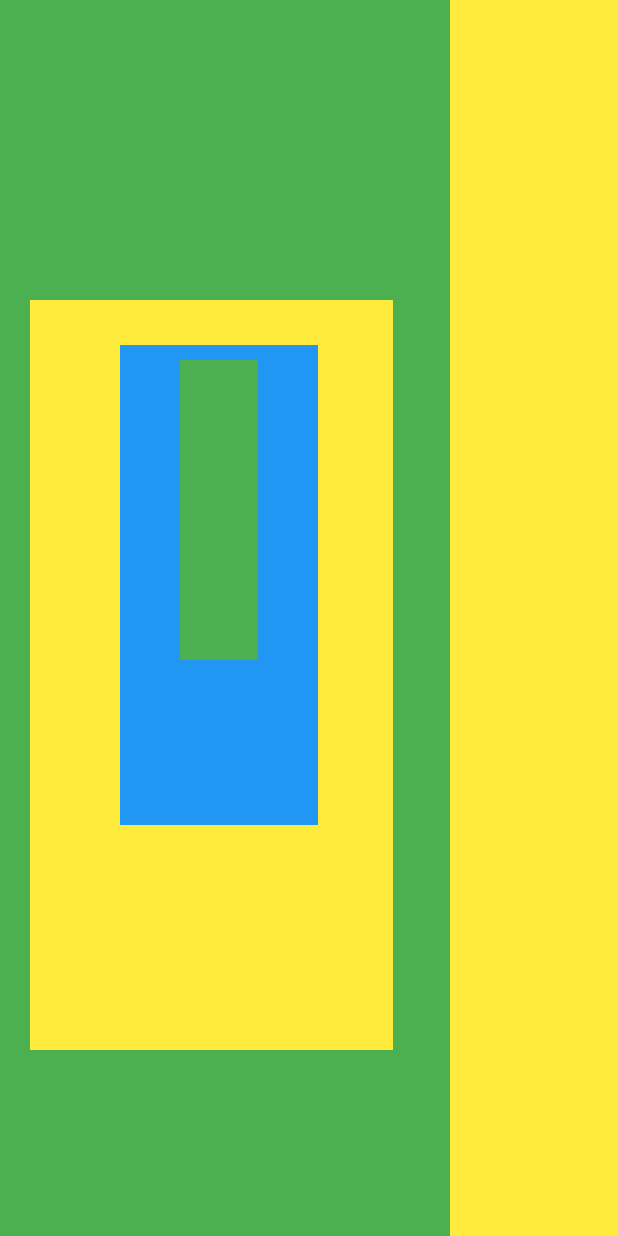
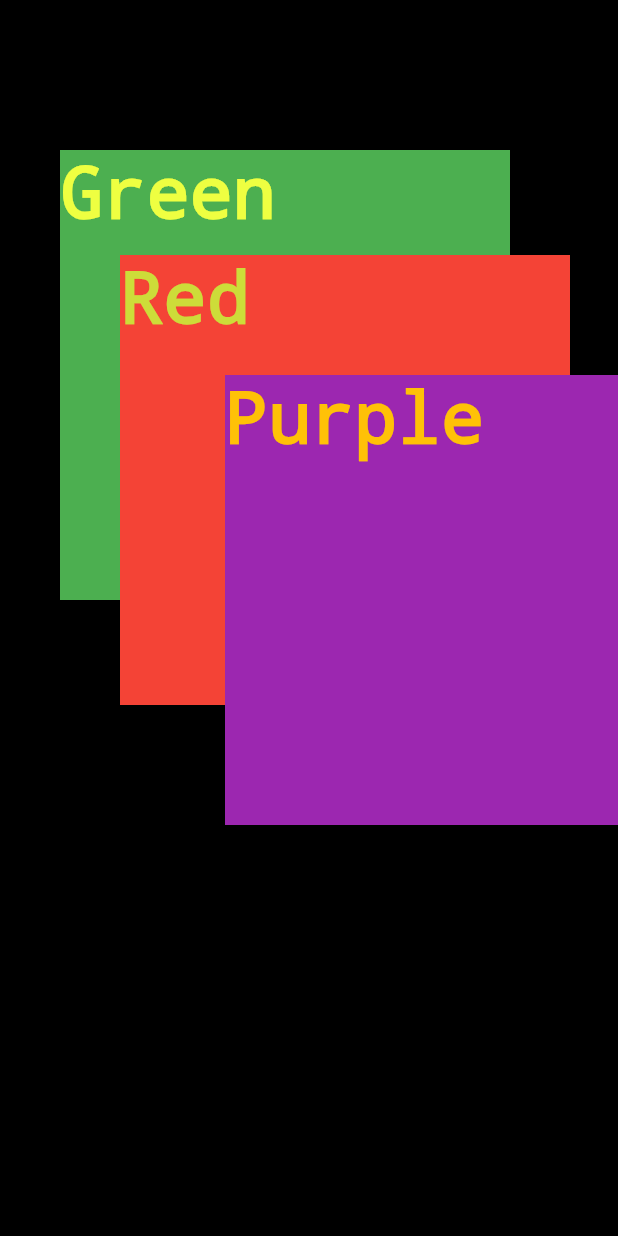
Before and after one commit to bek-n/intro_flutter, a Flutter app: the screen it shows after launch, on a phone screen of 412 x 824 dp. Run offline on Flutter 3.47's test engine with Material 2 defaults, Android fonts, the phone set to English and light mode, and no system bars.

Commit message:
green red purple

```diff
--- a/lib/main.dart
+++ b/lib/main.dart
@@ -11,60 +11,54 @@ class MyApp extends StatelessWidget {
   Widget build(BuildContext context) {
     return MaterialApp(
         home: Container(
-      color: Colors.green,
+      color: Colors.black,
       child: Center(
           child: Stack(
         children: [
           Positioned(
-              left: 300,
+            top: 100,
+            left: 40,
             child: Container(
-                height: 4000,
-                width: 200,
-                color: Colors.yellow,
+              color: Colors.green,
+              height: 300,
+              width: 300,
+              child: const Text(
+                'Green',
+                style: TextStyle(
+                    color: Colors.limeAccent, decoration: TextDecoration.none),
+              ),
             ),
           ),
           Positioned(
-              top: 850,
-              right: 0,
+            top: 170,
+            left: 80,
             child: Container(
-                height: 500,
-                width: 1000,
-                color: Colors.yellow,
+              color: Colors.red,
+              height: 300,
+              width: 300,
+              child: const Text(
+                'Red',
+                style: TextStyle(
+                    color: Colors.lime, decoration: TextDecoration.none),
+              ),
             ),
           ),
           Positioned(
-              left: 20,
-              top: 200,
-              right: 150,
+            top: 250,
+            left: 150,
             child: Container(
-                height: 500,
-                width: 200,
-                color: Colors.yellow,
+              color: Colors.purple,
+              height: 300,
+              width: 300,
+              child: const Text(
+                'Purple',
+                style: TextStyle(
+                    color: Colors.amber, decoration: TextDecoration.none),
               ),
-            ),
-            Positioned(
-              left: 80,
-              top: 230,
-              right: 200,
-              child: Container(
-                height: 320,
-                width: 0,
-                color: Colors.blue,
-              ),
-            ),
-            Positioned(
-              left: 120,
-              top: 240,
-              right: 240,
-              child: Container(
-                height: 200,
-                width: 3,
-                color: Colors.green,
             ),
           )
         ],
-        ),
-      ),
+      )),
     ));
   }
 }
```
Lines whose indentation alone changed are shown as unchanged.
